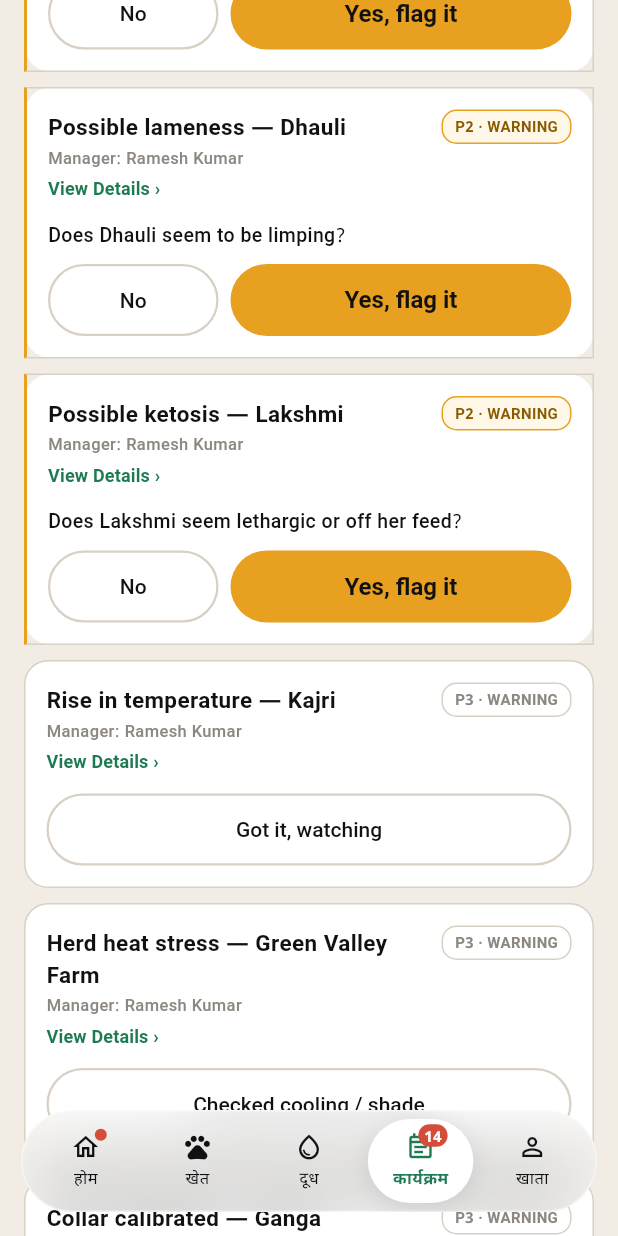
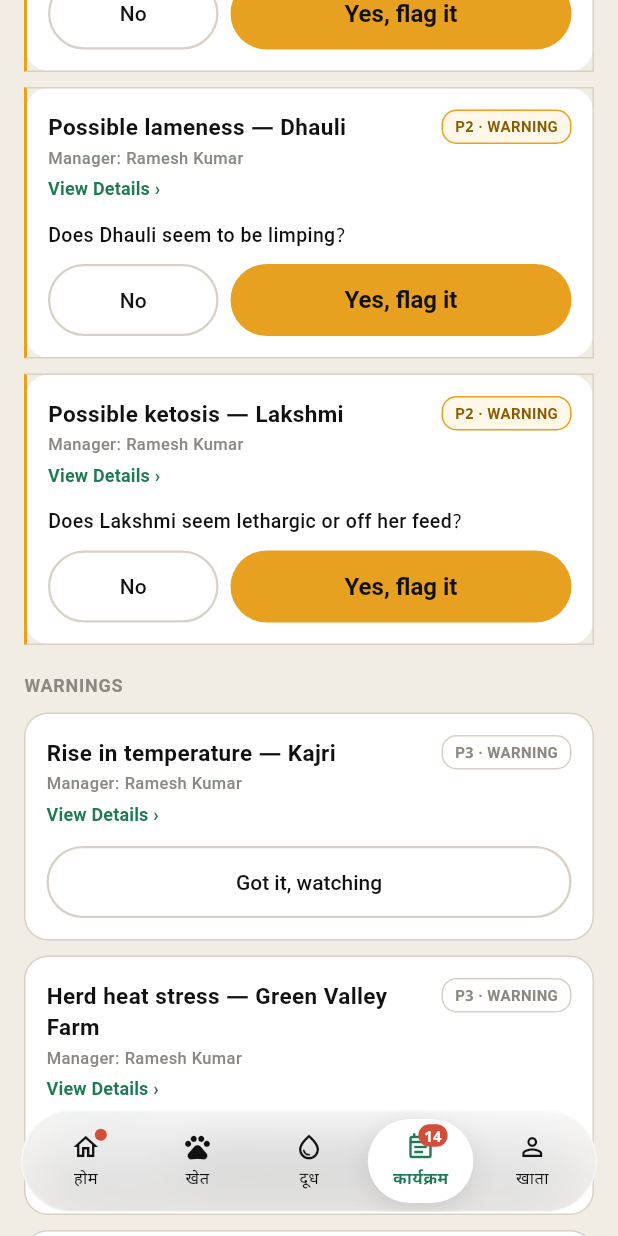
Before and after one commit to vaseey21/Vanix, a Flutter app: the EventsScreen screen opened directly with empty values, scrolled down 1728 dp, on a phone screen of 412 x 824 dp. Run offline on Flutter 3.47's test engine with Material 3 defaults, Android fonts, the phone set to English and light mode, and no system bars.

Commit message:
auto: save changes

```diff
--- a/flutter_app/lib/screens/events_screen.dart
+++ b/flutter_app/lib/screens/events_screen.dart
@@ -369,6 +369,16 @@ class _EventsScreenState extends State<EventsScreen> {
                         _buildLamenessCard(isDark),
                         const SizedBox(height: 10),
                         _buildKetosisCard(isDark),
+                      ],
+                    ),
+                  ),
+                if (_tab == _Tab.all || _tab == _Tab.warnings)
+                  Padding(
+                    padding: const EdgeInsets.fromLTRB(16, 18, 16, 0),
+                    child: Column(
+                      crossAxisAlignment: CrossAxisAlignment.start,
+                      children: [
+                        const _SectionLabel('Warnings'),
                         const SizedBox(height: 10),
                         _buildProestrusCard(isDark),
                         const SizedBox(height: 10),
```
